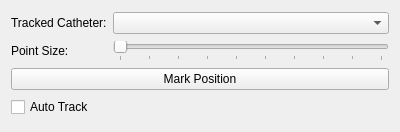
The window that Plugins/CathHistory/CathHistory.ui (pengwg/vurtigo) describes before a commit, drawn with Qt 5.
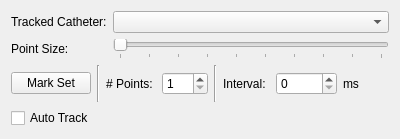
The same window after the commit.

Commit message:
Added the ability to mark a set of points with a specified interval
Analysis:

added to Cath History plugin the ability to specify the number of points
and an interval

Resolution:

BugID: 753
Reviewed by:

Patch:
```diff
--- a/Plugins/CathHistory/CathHistory.ui
+++ b/Plugins/CathHistory/CathHistory.ui
@@ -7,7 +7,7 @@
     <x>0</x>
     <y>0</y>
     <width>400</width>
-    <height>132</height>
+    <height>139</height>
    </rect>
   </property>
   <property name="windowTitle">
@@ -31,14 +31,7 @@
      </property>
     </widget>
    </item>
-   <item row="3" column="0" colspan="2">
-    <widget class="QPushButton" name="markButton">
-     <property name="text">
-      <string>Mark Position</string>
-     </property>
-    </widget>
-   </item>
-   <item row="4" column="0">
+   <item row="5" column="0">
     <widget class="QCheckBox" name="cathAutoTrackCheckBox">
      <property name="text">
       <string>Auto Track</string>
@@ -74,6 +67,78 @@
      </property>
     </widget>
    </item>
+   <item row="3" column="0" colspan="2">
+    <layout class="QHBoxLayout" name="horizontalLayout">
+     <item>
+      <widget class="QPushButton" name="markButton">
+       <property name="minimumSize">
+        <size>
+         <width>0</width>
+         <height>0</height>
+        </size>
+       </property>
+       <property name="text">
+        <string>Mark Set</string>
+       </property>
+      </widget>
+     </item>
+     <item>
+      <widget class="Line" name="line_2">
+       <property name="orientation">
+        <enum>Qt::Vertical</enum>
+       </property>
+      </widget>
+     </item>
+     <item>
+      <widget class="QLabel" name="label_3">
+       <property name="text">
+        <string># Points: </string>
+       </property>
+      </widget>
+     </item>
+     <item>
+      <widget class="QSpinBox" name="pointsSpin">
+       <property name="keyboardTracking">
+        <bool>false</bool>
+       </property>
+       <property name="minimum">
+        <number>1</number>
+       </property>
+      </widget>
+     </item>
+     <item>
+      <widget class="Line" name="line">
+       <property name="orientation">
+        <enum>Qt::Vertical</enum>
+       </property>
+      </widget>
+     </item>
+     <item>
+      <widget class="QLabel" name="label_4">
+       <property name="text">
+        <string>Interval: </string>
+       </property>
+      </widget>
+     </item>
+     <item>
+      <widget class="QSpinBox" name="intervalSpin">
+       <property name="keyboardTracking">
+        <bool>false</bool>
+       </property>
+       <property name="maximum">
+        <number>10000</number>
+       </property>
+      </widget>
+     </item>
+     <item>
+      <widget class="QLabel" name="label_5">
+       <property name="text">
+        <string>ms</string>
+       </property>
+      </widget>
+     </item>
+    </layout>
+   </item>
   </layout>
  </widget>
  <resources/>
```
The commit also changes 2 other files.
